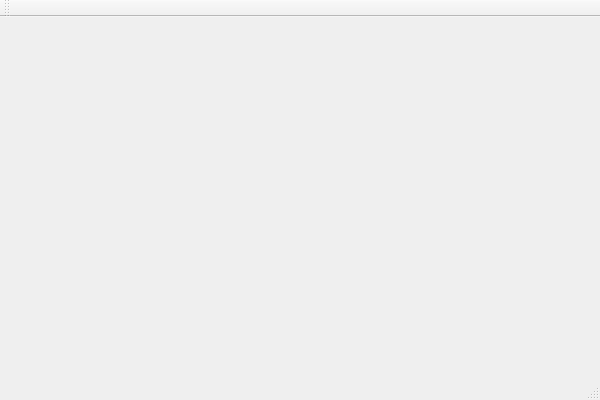
coolyany/MyPlaneGame, file PlaneGame/code/PlaneGame.ui: the form before one commit.
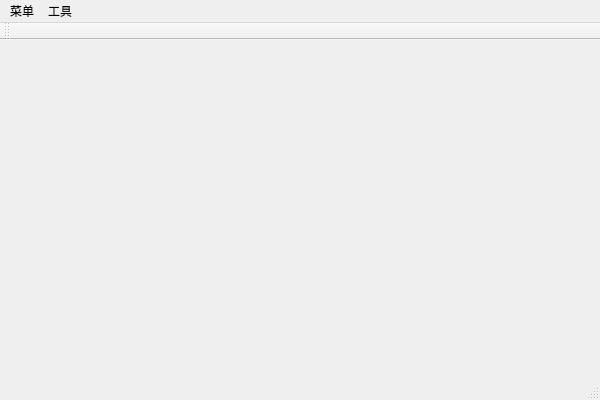
The form after the commit.

Commit message: add menu and function of collision detection between enemy plane and hero plane

```diff
--- a/PlaneGame/code/PlaneGame.ui
+++ b/PlaneGame/code/PlaneGame.ui
@@ -23,6 +23,30 @@
      <height>26</height>
     </rect>
    </property>
+   <widget class="QMenu" name="menu">
+    <property name="title">
+     <string>菜单</string>
+    </property>
+    <addaction name="actionStartGame"/>
+    <addaction name="actionNewGame"/>
+    <addaction name="actionStopGame"/>
+   </widget>
+   <widget class="QMenu" name="menu_2">
+    <property name="title">
+     <string>工具</string>
+    </property>
+    <widget class="QMenu" name="menu_3">
+     <property name="title">
+      <string>难度选择</string>
+     </property>
+     <addaction name="action_easy"/>
+     <addaction name="action_mid"/>
+     <addaction name="action_hard"/>
+    </widget>
+    <addaction name="menu_3"/>
+   </widget>
+   <addaction name="menu"/>
+   <addaction name="menu_2"/>
   </widget>
   <widget class="QToolBar" name="mainToolBar">
    <attribute name="toolBarArea">
```
Left out of the diff: 30 changed lines with no effect on the pictures. The commit also changes 41 other files.
